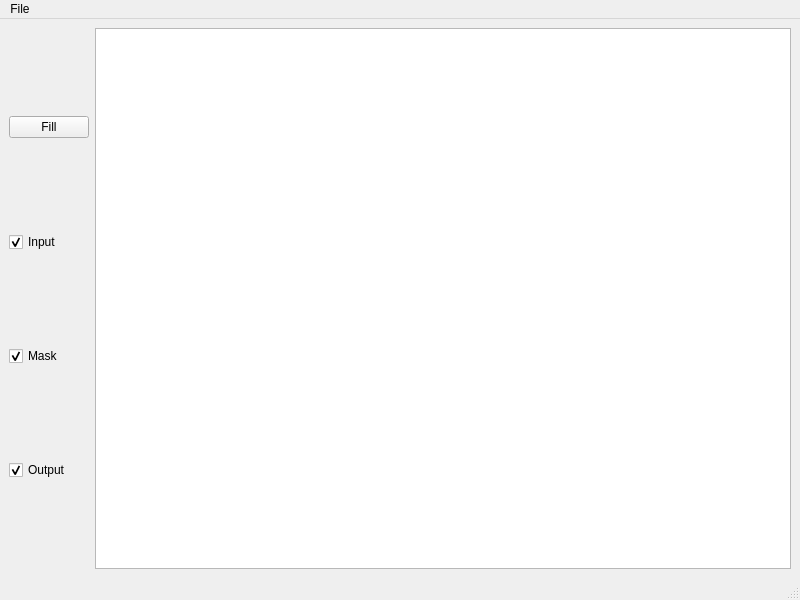
Qt form GUI/PoissonEditingGUI.ui (daviddoria/PoissonEditing) before a commit.
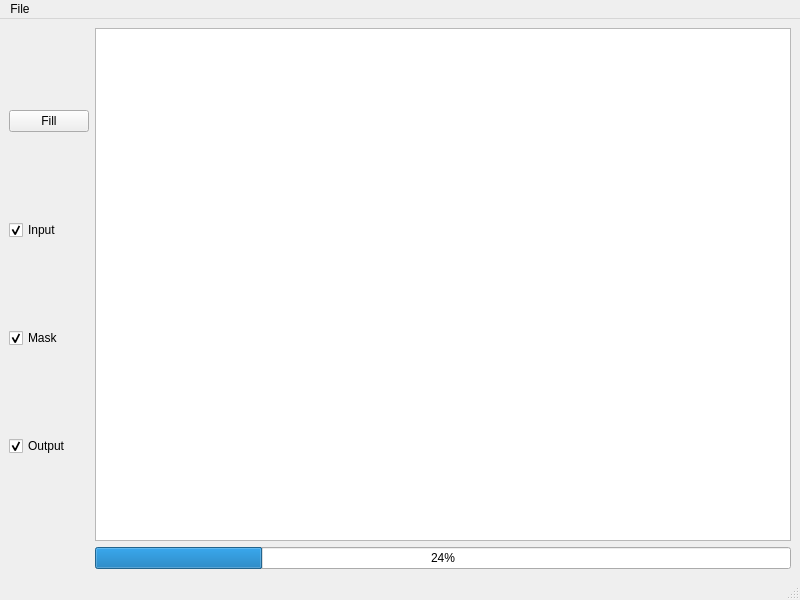
The same form after that commit.

Commit message: Added progress bar to PoissonCloning.

```diff
--- a/GUI/PoissonEditingGUI.ui
+++ b/GUI/PoissonEditingGUI.ui
@@ -59,6 +59,13 @@
       </item>
      </layout>
     </item>
+    <item row="1" column="1">
+     <widget class="QProgressBar" name="progressBar">
+      <property name="value">
+       <number>24</number>
+      </property>
+     </widget>
+    </item>
    </layout>
   </widget>
   <widget class="QMenuBar" name="menubar">
```
Left out of the diff: 2 changed lines with no effect on the pictures. The commit also changes 10 other files.
